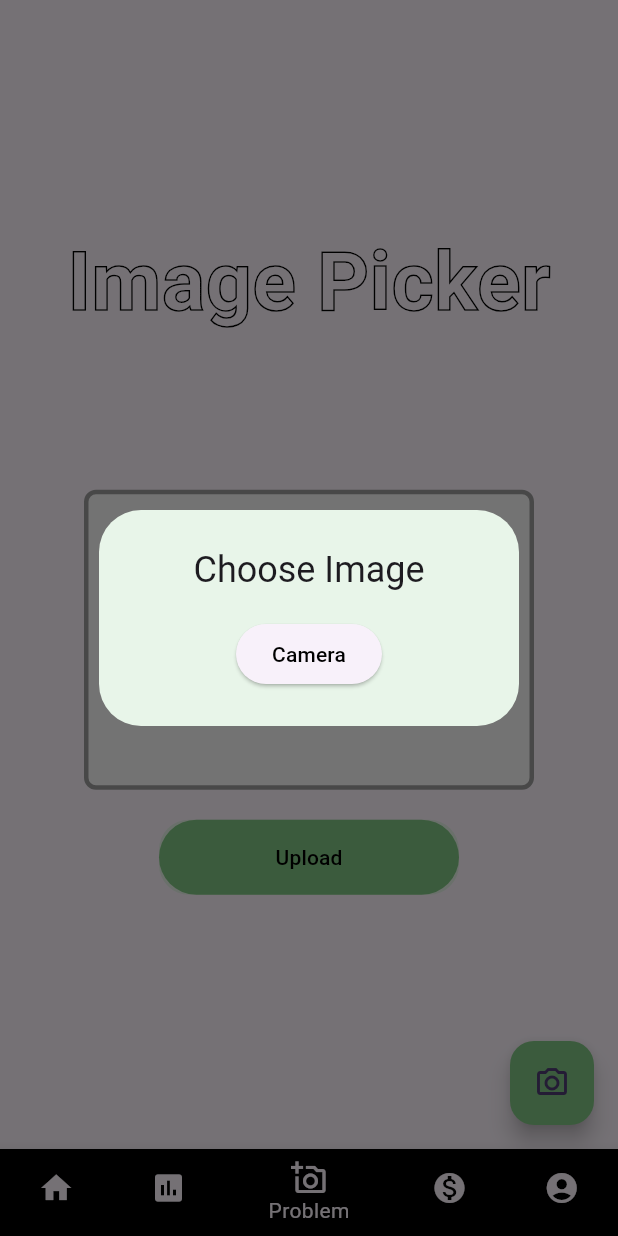
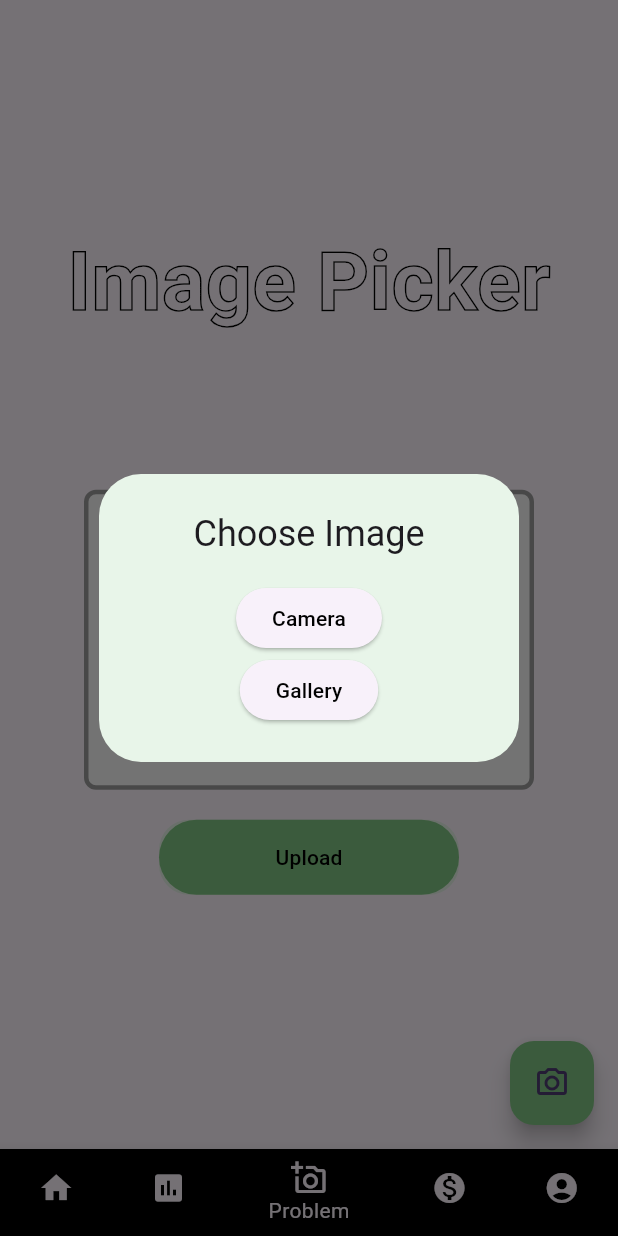
Before and after one commit to Tejoooo/EcoZen, a Flutter app: the screen it shows once a user with an empty profile is signed in, item 3 of the bottom bar chosen, after a tap on the "camera alt" icon, on a phone screen of 412 x 824 dp. Run offline on Flutter 3.47's test engine with Material 3 defaults, Android fonts, the phone set to English and light mode, and no system bars; our stand-ins replace carousel_slider, firebase_auth, firebase_core, geolocator, get, google_maps_flutter and 1 more; accounts and stored records are empty; network calls fail; statements that could not run were skipped.

Commit message:
app working fine for now

```diff
--- a/ecozen/lib/pages/homePage.dart
+++ b/ecozen/lib/pages/homePage.dart
@@ -10,28 +10,18 @@
 }
 
 class _HomePageState extends State<HomePage> {
-  final List<String> images = [
-    'assets/9.png',
-    'assets/2.jpg',
-    'assets/7.jpg'
-  ];
+  final List<String> images = ['assets/9.png', 'assets/2.jpg', 'assets/7.jpg'];
 
   @override
   Widget build(BuildContext context) {
     return Scaffold(
-      appBar: AppBar(
-        title: Text("Home Page"),
-        centerTitle: true,
-        elevation: 0.0,
-        backgroundColor: Colors.grey[50],
-      ),
       body: Container(
         color: Colors.grey[50],
         child: SingleChildScrollView(
           child: Column(
             crossAxisAlignment: CrossAxisAlignment.center,
             children: [
-              SizedBox(height: 16),
+              SizedBox(height: 25),
               Padding(
                   padding: const EdgeInsets.all(16.0),
                   child: Stack(
@@ -102,10 +92,7 @@
                     ],
                   )),
               StepCarousel(),
-
               SizedBox(height: 20.0),
-
-
             ],
           ),
         ),
--- a/ecozen/lib/pages/post.dart
+++ b/ecozen/lib/pages/post.dart
@@ -56,8 +56,7 @@
       final response = await request.send();
       String responseBody = await response.stream.bytesToString();
       Map<String, dynamic> jsonResponse = json.decode(responseBody);
-      if (response.statusCode == 200) {
-        final responseData = await response.stream.bytesToString();
+      if (response.statusCode == 201) {
         SuccessSnackBar(context, 'Image Stored Succesfully');
         setState(() {
           _pickedImage = null;
@@ -67,7 +66,7 @@
             'Failed to upload image, Error: ${jsonResponse['message']}');
       }
     } catch (e) {
-      ErrorSnackBar(context, 'Error uploading image: $e');
+      ErrorSnackBar(context, e.toString());
     }
     setState(() {
       _isLoading = false;
@@ -309,6 +308,16 @@
                         style: TextStyle(color: Colors.black),
                       ),
                     ),
+                    ElevatedButton(
+                      onPressed: () {
+                        Navigator.pop(context);
+                        _pickImage(ImageSource.gallery);
+                      },
+                      child: Text(
+                        'Gallery',
+                        style: TextStyle(color: Colors.black),
+                      ),
+                    ),
                   ],
                 ),
               );
```
Also changed, not shown: ecozen/lib/pages/services/snackBar.dart (deleted, +0 -17 lines).
